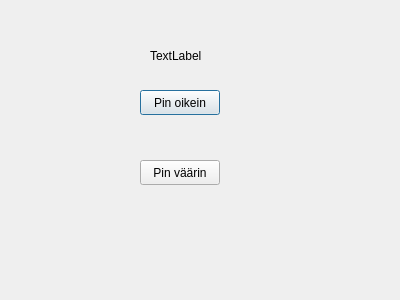
bank-2022/group8, file bankautomat/login.ui: the form before one commit.
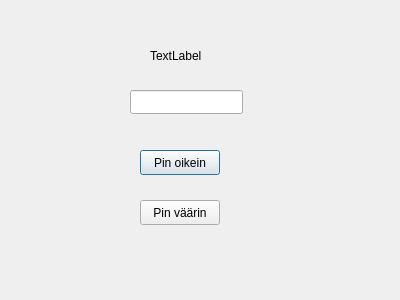
The form after the commit.

What changed in the file:
```diff
--- a/bankautomat/login.ui
+++ b/bankautomat/login.ui
@@ -17,7 +17,7 @@
    <property name="geometry">
     <rect>
      <x>140</x>
-     <y>90</y>
+     <y>150</y>
      <width>80</width>
      <height>25</height>
     </rect>
@@ -30,7 +30,7 @@
    <property name="geometry">
     <rect>
      <x>140</x>
-     <y>160</y>
+     <y>200</y>
      <width>80</width>
      <height>25</height>
     </rect>
@@ -52,6 +52,16 @@
     <string>TextLabel</string>
    </property>
   </widget>
+  <widget class="QLineEdit" name="Pin">
+   <property name="geometry">
+    <rect>
+     <x>130</x>
+     <y>90</y>
+     <width>113</width>
+     <height>24</height>
+    </rect>
+   </property>
+  </widget>
  </widget>
  <resources/>
  <connections/>
```
